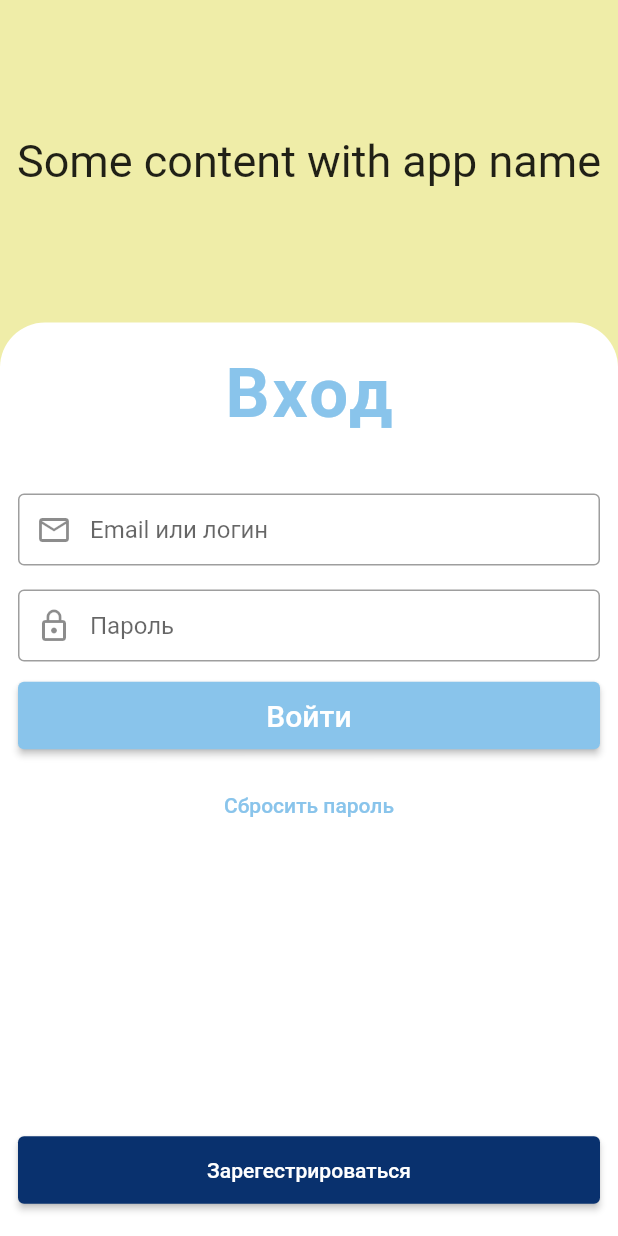
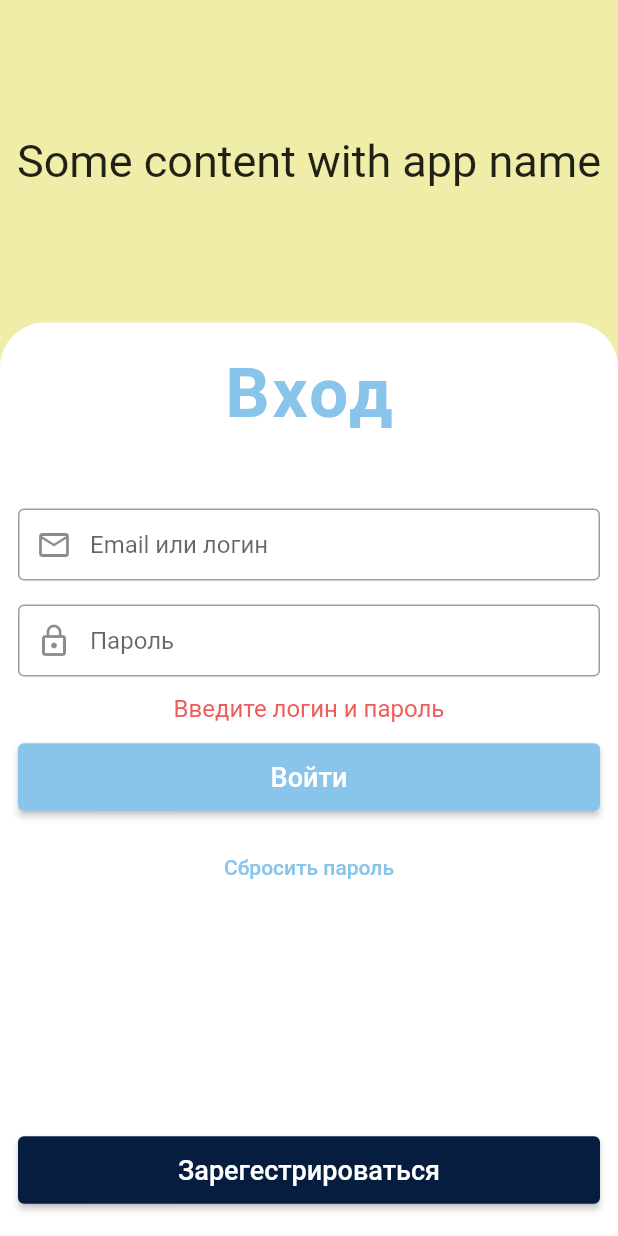
Before and after one commit to LeoRowjas/Blago-Quiz, a Flutter app: the AuthScreenWidget screen opened by its route, after a tap on "Войти", on a phone screen of 412 x 824 dp. Run offline on Flutter 3.47's test engine with Material 2 defaults, Android fonts, the phone set to English and light mode, and no system bars.

Commit message:
Add main screen
-Refactor front in auth_widget
-Create file for text styles
-Added main screen, /w bottomNavBar
-2 top elements on main screen

```diff
--- a/blago_quiz/lib/theme/app_colors.dart
+++ b/blago_quiz/lib/theme/app_colors.dart
@@ -3,5 +3,6 @@ import 'package:flutter/material.dart';
 abstract class AppColors {
   static const pastelYellow = Color.fromARGB(255, 239, 237, 168);
   static const sapphireColor = Color.fromARGB(255, 137, 196, 235);
-  static const accentBlue = Color.fromARGB(255, 9, 49, 110);
+  static const accentBlue = Color.fromARGB(255, 6, 29, 63);
+  static const errorRed = Color.fromARGB(255, 240, 92, 92);
 }
--- /dev/null
+++ b/blago_quiz/lib/theme/text_styles.dart
@@ -0,0 +1,8 @@
+import 'package:flutter/material.dart';
+
+abstract class AppTextStyles {
+  static const authScreenMainText = TextStyle(
+    fontSize: 18,
+    fontWeight: FontWeight.w500,
+  );
+}
--- a/blago_quiz/lib/widgets/auth/auth_screen_widget.dart
+++ /dev/null
@@ -1,117 +0,0 @@
-import 'package:blago_quiz/theme/app_colors.dart';
-import 'package:flutter/material.dart';
-
-class AuthScreenWidget extends StatelessWidget {
-  final _headerStyle = const TextStyle(
-    fontSize: 46,
-    fontWeight: FontWeight.bold,
-    color: AppColors.sapphireColor,
-    letterSpacing: 2,
-  );
-  final _mainTextStyle = const TextStyle(
-    fontSize: 20,
-    fontWeight: FontWeight.w500,
-  );
-
-  const AuthScreenWidget({super.key});
-
-  @override
-  Widget build(BuildContext context) {
-    return Scaffold(
-      resizeToAvoidBottomInset: false,
-      backgroundColor: AppColors.pastelYellow,
-      body: Column(
-        mainAxisSize: MainAxisSize.min,
-        crossAxisAlignment: CrossAxisAlignment.center,
-        children: [
-          const Padding(
-            padding: EdgeInsets.symmetric(vertical: 90),
-            child: Text(
-              "Some content with app name",
-              style: TextStyle(fontSize: 30),
-            ),
-          ),
-          Expanded(
-            child: Container(
-              padding: const EdgeInsets.symmetric(vertical: 20, horizontal: 12),
-              decoration: const BoxDecoration(
-                  color: Colors.white,
-                  borderRadius:
-                      BorderRadius.vertical(top: Radius.circular(30))),
-              child: Column(
-                crossAxisAlignment: CrossAxisAlignment.center,
-                children: [
-                  Text(
-                    "Вход",
-                    style: _headerStyle,
-                  ),
-                  const SizedBox(
-                    height: 40,
-                  ),
-                  const TextField(
-                    decoration: InputDecoration(
-                      border: OutlineInputBorder(),
-                      hintText: "Email или логин",
-                      prefixIcon: Icon(Icons.mail_outline),
-                      focusColor: Colors.black,
-                      contentPadding:
-                          EdgeInsets.symmetric(vertical: 0, horizontal: 12),
-                    ),
-                  ),
-                  const SizedBox(height: 16),
-                  const TextField(
-                    decoration: InputDecoration(
-                      border: OutlineInputBorder(),
-                      prefixIcon: Icon(Icons.lock_outline),
-                      hintText: "Пароль",
-                      contentPadding:
-                          EdgeInsets.symmetric(vertical: 0, horizontal: 12),
-                    ),
-                  ),
-                  const SizedBox(height: 12),
-                  ElevatedButton(
-                    style: ElevatedButton.styleFrom(
-                      backgroundColor: AppColors.sapphireColor,
-                      minimumSize: const Size.fromHeight(45),
-                    ),
-                    onPressed: () {},
-                    child: Text(
-                      "Войти",
-                      style: _mainTextStyle,
-                    ),
-                  ),
-                  const SizedBox(height: 12),
-                  TextButton(
-                    style: TextButton.styleFrom(
-                        foregroundColor: AppColors.sapphireColor),
-                    onPressed: () {
-                      Navigator.of(context)
-                          .pushReplacementNamed("/resetPassword");
-                    },
-                    child: const Text("Сбросить пароль"),
-                  ),
-                  Expanded(
-                    child: Column(
-                      mainAxisAlignment: MainAxisAlignment.end,
-                      children: [
-                        ElevatedButton(
-                            style: ElevatedButton.styleFrom(
-                                minimumSize: const Size.fromHeight(45),
-                                backgroundColor: AppColors.accentBlue),
-                            onPressed: () {
-                              Navigator.of(context)
-                                  .pushReplacementNamed("/register");
-                            },
-                            child: const Text("Зарегестрироваться"))
-                      ],
-                    ),
-                  )
-                ],
-              ),
-            ),
-          ),
-        ],
-      ),
-    );
-  }
-}
--- /dev/null
+++ b/blago_quiz/lib/widgets/authScreen/auth_screen_widget.dart
@@ -0,0 +1,197 @@
+import 'package:blago_quiz/theme/app_colors.dart';
+import 'package:blago_quiz/theme/text_styles.dart';
+import 'package:flutter/material.dart';
+
+class AuthScreenWidget extends StatelessWidget {
+  const AuthScreenWidget({super.key});
+
+  @override
+  Widget build(BuildContext context) {
+    return Scaffold(
+      resizeToAvoidBottomInset: false,
+      backgroundColor: AppColors.pastelYellow,
+      body: Column(
+        mainAxisSize: MainAxisSize.min,
+        crossAxisAlignment: CrossAxisAlignment.center,
+        children: const [
+          Padding(
+            padding: EdgeInsets.symmetric(vertical: 90),
+            child: _TopContent(),
+          ),
+          _LoginContentWidget(),
+        ],
+      ),
+    );
+  }
+}
+
+class _LoginContentWidget extends StatelessWidget {
+  final _headerTextStyle = const TextStyle(
+    fontSize: 46,
+    fontWeight: FontWeight.bold,
+    color: AppColors.sapphireColor,
+    letterSpacing: 2,
+  );
+
+  const _LoginContentWidget({
+    Key? key,
+  }) : super(key: key);
+
+  @override
+  Widget build(BuildContext context) {
+    return Expanded(
+      child: Container(
+        padding: const EdgeInsets.symmetric(vertical: 20, horizontal: 12),
+        decoration: const BoxDecoration(
+          color: Colors.white,
+          borderRadius: BorderRadius.vertical(top: Radius.circular(30)),
+        ),
+        child: Column(
+          crossAxisAlignment: CrossAxisAlignment.center,
+          children: [
+            Text("Вход", style: _headerTextStyle),
+            const SizedBox(height: 50),
+            const _InfoFormsWidget(),
+            const SizedBox(height: 12),
+            TextButton(
+              style: TextButton.styleFrom(
+                  foregroundColor: AppColors.sapphireColor),
+              onPressed: () {
+                Navigator.of(context).pushReplacementNamed("/resetPassword");
+              },
+              child: const Text("Сбросить пароль"),
+            ),
+            const Expanded(
+              child: RegisterButton(),
+            )
+          ],
+        ),
+      ),
+    );
+  }
+}
+
+class RegisterButton extends StatelessWidget {
+  const RegisterButton({Key? key}) : super(key: key);
+
+  @override
+  Widget build(BuildContext context) {
+    return Column(
+      mainAxisAlignment: MainAxisAlignment.end,
+      children: [
+        ElevatedButton(
+          style: ElevatedButton.styleFrom(
+              minimumSize: const Size.fromHeight(45),
+              backgroundColor: AppColors.accentBlue),
+          onPressed: () {
+            Navigator.of(context).pushReplacementNamed("/register");
+          },
+          child: const Text(
+            "Зарегестрироваться",
+            style: AppTextStyles.authScreenMainText,
+          ),
+        )
+      ],
+    );
+  }
+}
+
+class _InfoFormsWidget extends StatefulWidget {
+  const _InfoFormsWidget({super.key});
+
+  @override
+  State<_InfoFormsWidget> createState() => _InfoFormsWidgetState();
+}
+
+class _InfoFormsWidgetState extends State<_InfoFormsWidget> {
+  final _loginFieldController = TextEditingController();
+  final _passwordFieldController = TextEditingController();
+
+  String errorText = "";
+
+  void auth() {
+    if (_loginFieldController.text == "adm" &&
+        _passwordFieldController.text == "123") {
+      errorText = "";
+
+      Navigator.of(context).pushReplacementNamed("/main");
+    } else if (_loginFieldController.text.isEmpty &&
+        _passwordFieldController.text.isNotEmpty) {
+      errorText = "Введите логин";
+      setState(() {});
+    } else if (_passwordFieldController.text.isEmpty &&
+        _loginFieldController.text.isNotEmpty) {
+      errorText = "Введите пароль";
+      setState(() {});
+    } else if (_passwordFieldController.text.isEmpty &&
+        _loginFieldController.text.isEmpty) {
+      errorText = "Введите логин и пароль";
+      setState(() {});
+    } else {
+      errorText = "Неправильный логин или пароль";
+      setState(() {});
+    }
+  }
+
+  @override
+  Widget build(BuildContext context) {
+    return Column(
+      crossAxisAlignment: CrossAxisAlignment.start,
+      children: [
+        TextField(
+          controller: _loginFieldController,
+          decoration: const InputDecoration(
+            border: OutlineInputBorder(),
+            hintText: "Email или логин",
+            prefixIcon: Icon(Icons.mail_outline),
+            contentPadding: EdgeInsets.symmetric(vertical: 0, horizontal: 12),
+          ),
+        ),
+        const SizedBox(height: 16),
+        TextField(
+          obscureText: true,
+          controller: _passwordFieldController,
+          decoration: const InputDecoration(
+            border: OutlineInputBorder(),
+            prefixIcon: Icon(Icons.lock_outline),
+            hintText: "Пароль",
+            contentPadding: EdgeInsets.symmetric(vertical: 0, horizontal: 12),
+          ),
+        ),
+        const SizedBox(height: 12),
+        if (errorText != "") ...[
+          Center(
+            child: Text(
+              errorText,
+              style: const TextStyle(color: AppColors.errorRed, fontSize: 16),
+            ),
+          ),
+          const SizedBox(height: 12)
+        ],
+        ElevatedButton(
+          style: ElevatedButton.styleFrom(
+            backgroundColor: AppColors.sapphireColor,
+            minimumSize: const Size.fromHeight(45),
+          ),
+          onPressed: auth,
+          child: const Text(
+            "Войти",
+            style: AppTextStyles.authScreenMainText,
+          ),
+        ),
+      ],
+    );
+  }
+}
+
+class _TopContent extends StatelessWidget {
+  const _TopContent({super.key});
+
+  @override
+  Widget build(BuildContext context) {
+    return const Text(
+      "Some content with app name",
+      style: TextStyle(fontSize: 30),
+    );
+  }
+}
```
Also changed, not shown: blago_quiz/lib/main.dart (+12 -3 lines), blago_quiz/lib/widgets/mainScreen/main_screen_widget.dart (added, +95 -0 lines).
